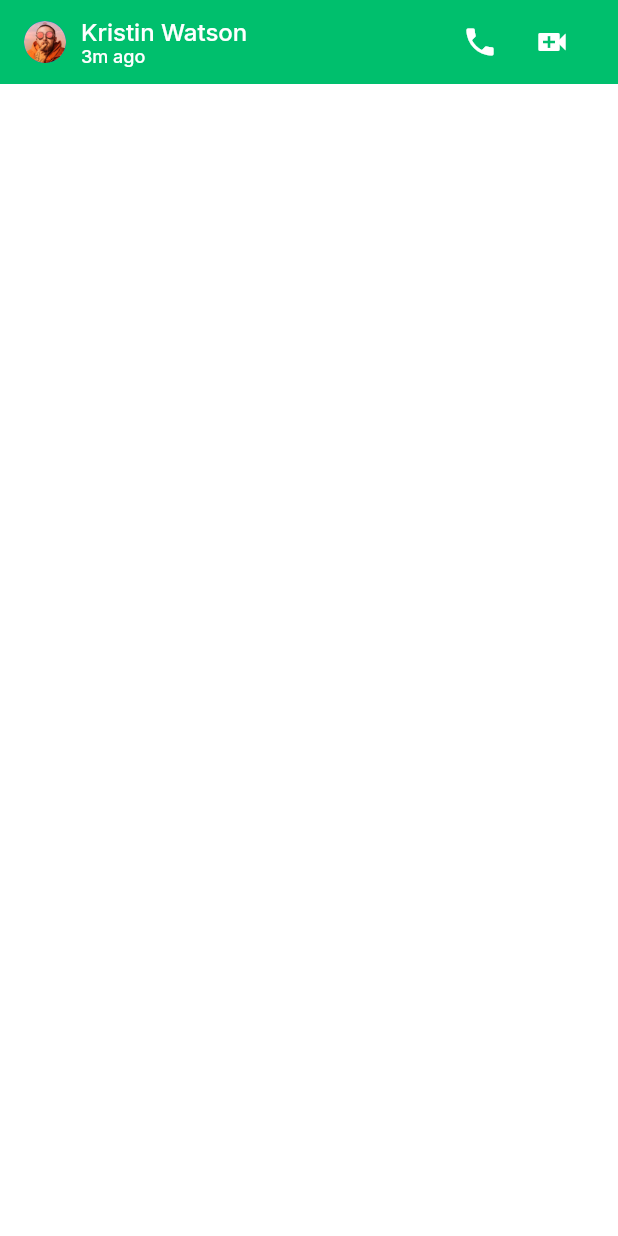
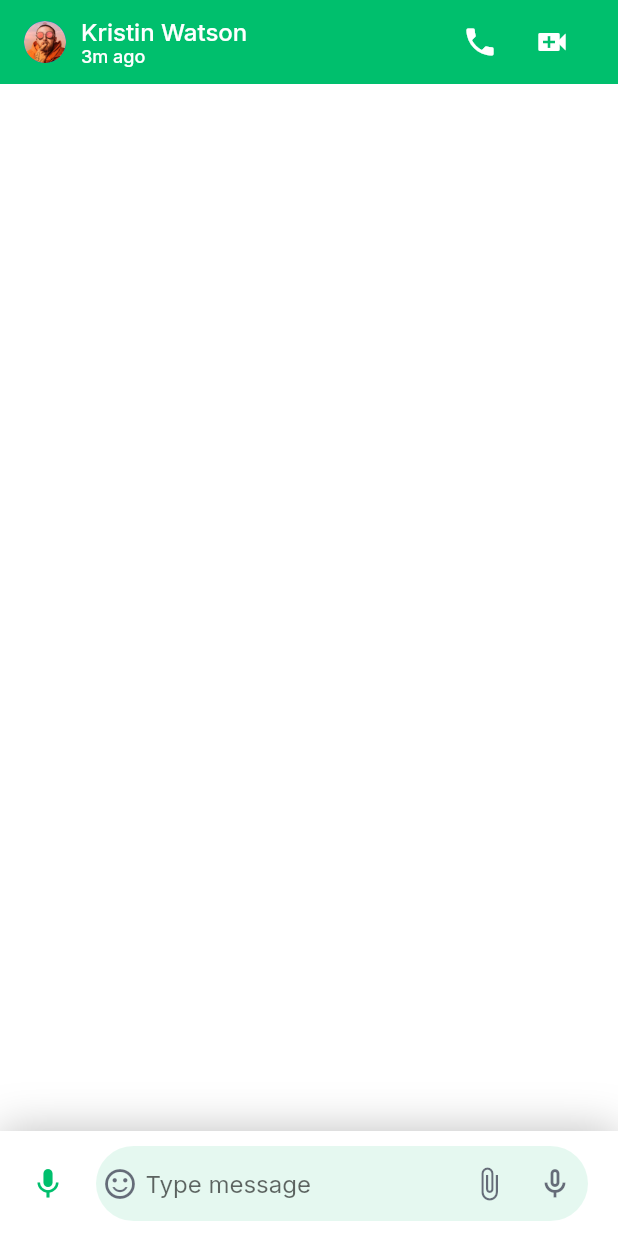
Before and after one commit to TrongBinhLe/flutter-chat_messaging_app, a Flutter app: the MessageScreen screen opened directly, on a phone screen of 412 x 824 dp. Run offline on Flutter 3.47's test engine with Material 2 defaults, Android fonts, the phone set to English and light mode, and no system bars; our stand-ins replace google_fonts; missing offline and left inert: dart:ffi.

Commit message:
Modify App Bar and Body part

```diff
--- a/lib/screens/messages/components/body.dart
+++ b/lib/screens/messages/components/body.dart
@@ -1,8 +1,94 @@
+import 'dart:ffi';
+
+import 'package:chat/constants.dart';
 import 'package:flutter/material.dart';
 
 class Body extends StatelessWidget {
   @override
   Widget build(BuildContext context) {
-    return Container();
+    return Column(
+      children: [
+        Spacer(),
+        Container(
+          padding: EdgeInsets.symmetric(
+            horizontal: kDefaultPadding,
+            vertical: kDefaultPadding / 2,
+          ),
+          decoration: BoxDecoration(
+            color: Theme.of(context).scaffoldBackgroundColor,
+            boxShadow: [
+              BoxShadow(
+                  color: Colors.black26, offset: Offset(0, 0.2), blurRadius: 25)
+            ],
+          ),
+          child: SafeArea(
+              child: Row(
+            children: [
+              Icon(
+                Icons.mic,
+                color: kPrimaryColor,
+              ),
+              SizedBox(
+                width: kDefaultPadding,
+              ),
+              Expanded(
+                  child: Container(
+                height: 50,
+                decoration: BoxDecoration(
+                  color: kPrimaryColor.withOpacity(0.1),
+                  borderRadius: BorderRadius.circular(30),
+                ),
+                child: Row(
+                  children: [
+                    SizedBox(
+                      width: 4,
+                    ),
+                    Icon(
+                      Icons.sentiment_satisfied_outlined,
+                      color: Theme.of(context)
+                          .textTheme
+                          .bodyText1
+                          .color
+                          .withOpacity(0.64),
+                    ),
+                    SizedBox(
+                      width: kDefaultPadding / 4,
+                    ),
+                    Expanded(
+                      child: TextField(
+                        decoration: InputDecoration(
+                            hintText: "Type message", border: InputBorder.none),
+                      ),
+                    ),
+                    Icon(
+                      Icons.attach_file,
+                      color: Theme.of(context)
+                          .textTheme
+                          .bodyText1
+                          .color
+                          .withOpacity(0.64),
+                    ),
+                    SizedBox(
+                      width: kDefaultPadding / 1,
+                    ),
+                    Icon(
+                      Icons.mic_none_outlined,
+                      color: Theme.of(context)
+                          .textTheme
+                          .bodyText1
+                          .color
+                          .withOpacity(0.64),
+                    ),
+                    SizedBox(
+                      width: kDefaultPadding / 2,
+                    )
+                  ],
+                ),
+              ))
+            ],
+          )),
+        )
+      ],
+    );
   }
 }
```
